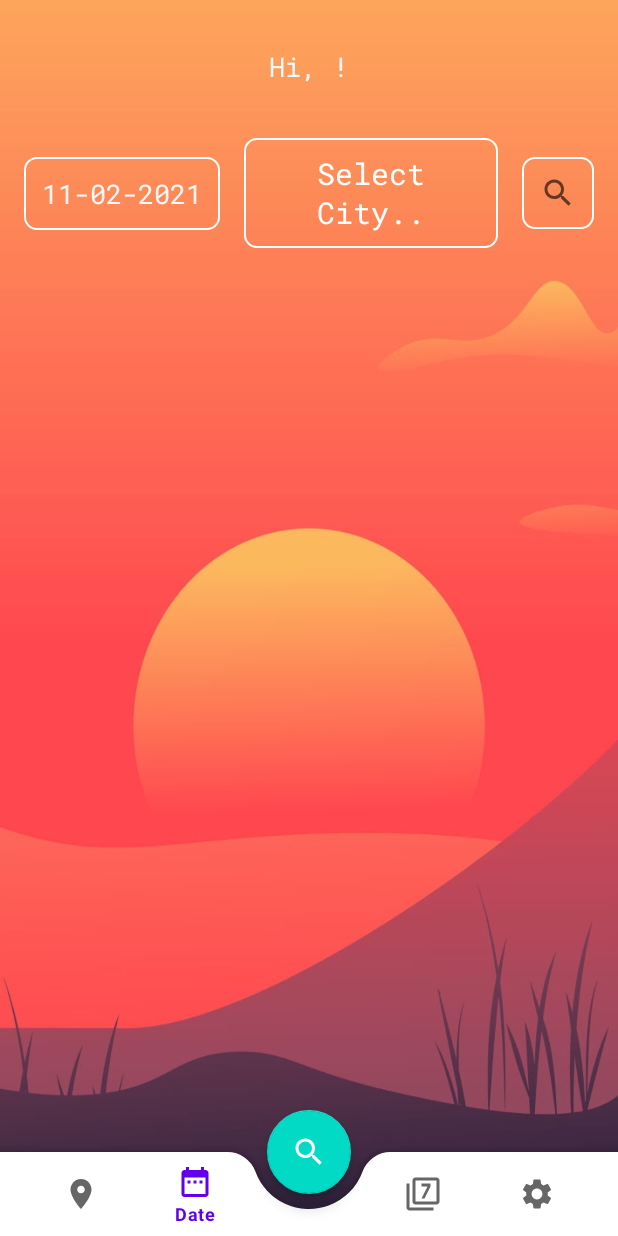
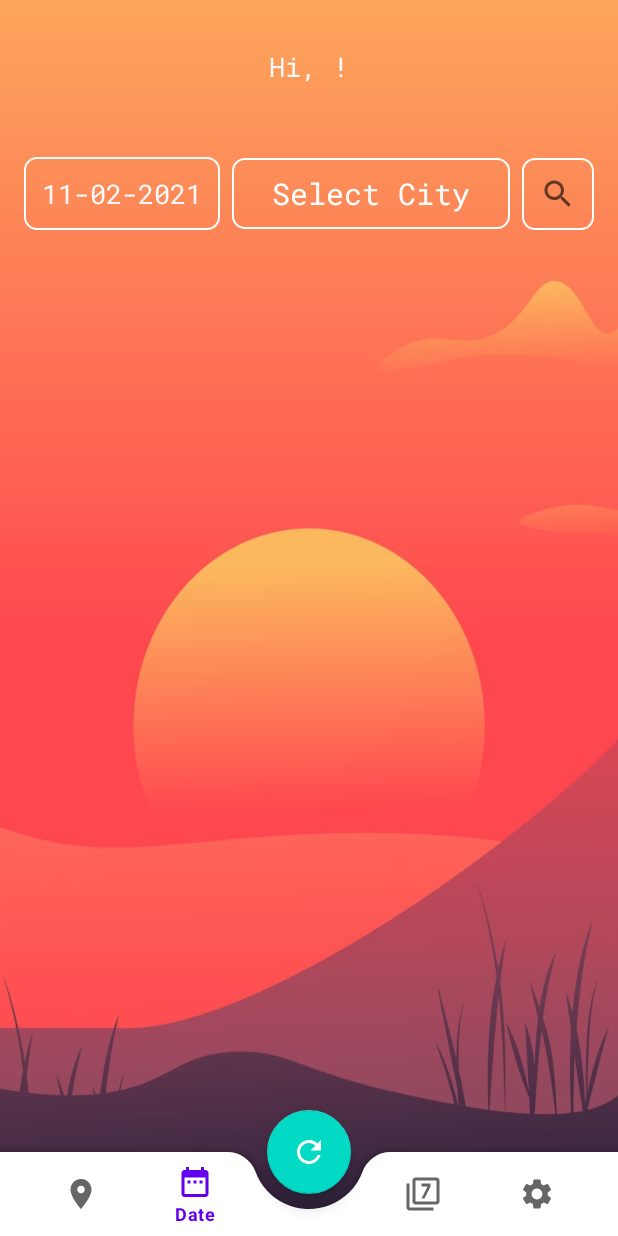
Before and after one commit to abhishek-yadav-aps/MausamEssence, an Android app: the DashBoard screen opened directly, with no data from a screen before it, item 2 of the bottom bar chosen, on a phone screen of 412 x 824 dp. Run offline under Robolectric (Android 15) with nearby library versions, the phone set to English and light mode, and no system bars; Roboto replaces fonts that are not available here.

Commit message:
Error Fixed

```diff
--- a/app/src/main/java/com/abhitom/mausamessence/DashBoard.kt
+++ b/app/src/main/java/com/abhitom/mausamessence/DashBoard.kt
@@ -93,6 +93,11 @@ class DashBoard : AppCompatActivity() {
                 R.id.CSettings -> setCurrentFragment(settingsFragment)
             }
             true
+        }
+        binding.fab.setOnClickListener {
+            binding.bottomNavigationView.selectedItemId=R.id.CCurrent
+            setCurrentFragment(currentFragment)
+            getLocation()
         }
     }
 
--- /dev/null
+++ b/app/src/main/res/drawable-v24/ic_baseline_refresh_24.xml
@@ -0,0 +1,10 @@
+<vector xmlns:android="http://schemas.android.com/apk/res/android"
+    android:width="24dp"
+    android:height="24dp"
+    android:viewportWidth="24"
+    android:viewportHeight="24"
+    android:tint="?attr/colorControlNormal">
+  <path
+      android:fillColor="@android:color/white"
+      android:pathData="M17.65,6.35C16.2,4.9 14.21,4 12,4c-4.42,0 -7.99,3.58 -7.99,8s3.57,8 7.99,8c3.73,0 6.84,-2.55 7.73,-6h-2.08c-0.82,2.33 -3.04,4 -5.65,4 -3.31,0 -6,-2.69 -6,-6s2.69,-6 6,-6c1.66,0 3.14,0.69 4.22,1.78L13,11h7V4l-2.35,2.35z"/>
+</vector>
--- a/app/src/main/res/layout/activity_dash_board.xml
+++ b/app/src/main/res/layout/activity_dash_board.xml
@@ -38,8 +38,8 @@
   <com.google.android.material.floatingactionbutton.FloatingActionButton
       android:layout_width="wrap_content"
       android:layout_height="wrap_content"
-      app:srcCompat="@drawable/ic_baseline_search_24"
-      app:layout_anchor="@id/bottomAppBar"
-      android:contentDescription="@string/content_description_search" />
+      app:srcCompat="@drawable/ic_baseline_refresh_24"
+      android:id="@+id/fab"
+      app:layout_anchor="@id/bottomAppBar" />
 
 </androidx.coordinatorlayout.widget.CoordinatorLayout>
--- a/app/src/main/res/layout/activity_user.xml
+++ b/app/src/main/res/layout/activity_user.xml
@@ -5,6 +5,7 @@
     android:layout_width="match_parent"
     android:layout_height="match_parent"
     android:background="@drawable/nighthd"
+    android:fitsSystemWindows="true"
     tools:context=".UserActivity">
 
     <Button
--- a/app/src/main/res/layout/fragment_current.xml
+++ b/app/src/main/res/layout/fragment_current.xml
@@ -6,6 +6,7 @@
     android:layout_width="match_parent"
     android:layout_height="match_parent"
     android:background="@drawable/noonhd"
+    android:fitsSystemWindows="true"
     tools:context=".fragments.CurrentFragment">
 
     <TextView
--- a/app/src/main/res/layout/fragment_date.xml
+++ b/app/src/main/res/layout/fragment_date.xml
@@ -41,12 +41,12 @@
         android:id="@+id/spin_city"
         android:layout_width="0dp"
         android:layout_height="wrap_content"
-        android:layout_marginStart="16dp"
-        android:layout_marginEnd="16dp"
+        android:layout_marginStart="8dp"
+        android:layout_marginEnd="8dp"
+        android:background="@android:color/transparent"
         android:backgroundTint="@color/white"
+        android:popupBackground="@android:color/transparent"
         android:textAlignment="center"
-        android:background="@android:color/transparent"
-        android:popupBackground="@android:color/transparent"
         app:layout_constraintBottom_toTopOf="@+id/txt_temp"
         app:layout_constraintEnd_toStartOf="@+id/btnSearch"
         app:layout_constraintStart_toEndOf="@+id/tvDFDate"
@@ -231,7 +231,7 @@
                 android:layout_marginTop="32dp"
                 android:layout_marginEnd="24dp"
                 android:fontFamily="@font/roboto_mono"
-                android:text="@string/visibility"
+                android:text="@string/clouds"
                 app:layout_constraintEnd_toEndOf="parent"
                 app:layout_constraintTop_toBottomOf="@+id/txt_humidity" />
 
--- a/app/src/main/res/layout/fragment_report.xml
+++ b/app/src/main/res/layout/fragment_report.xml
@@ -6,6 +6,7 @@
     xmlns:app="http://schemas.android.com/apk/res-auto"
     android:background="@drawable/sunrisehd"
     android:id="@+id/clReportLayout"
+
     tools:context=".fragments.ReportFragment">
 
     <TextView
--- a/app/src/main/res/layout/fragment_settings.xml
+++ b/app/src/main/res/layout/fragment_settings.xml
@@ -6,6 +6,7 @@
     android:layout_height="match_parent"
     android:background="@drawable/nighthd"
     android:id="@+id/clSFLayout"
+    android:fitsSystemWindows="true"
     tools:context=".fragments.SettingsFragment">
 
 
@@ -69,7 +70,9 @@
         android:layout_marginEnd="32dp"
         app:layout_constraintEnd_toEndOf="parent"
         app:layout_constraintStart_toStartOf="@+id/textView"
-        app:layout_constraintTop_toBottomOf="@+id/divider">
+        app:layout_constraintTop_toBottomOf="@+id/divider"
+        style="@style/Widget.MaterialComponents.TextInputLayout.FilledBox.Dense"
+        >
 
         <com.google.android.material.textfield.TextInputEditText
             android:layout_width="match_parent"
--- a/app/src/main/res/values/strings.xml
+++ b/app/src/main/res/values/strings.xml
@@ -19,4 +19,5 @@
     <string name="welcomes_you">Welcomes you!</string>
     <string name="next">NEXT</string>
     <string name="username">Username</string>
+    <string name="clouds">Clouds</string>
 </resources>
```
Also changed, not shown: app/src/main/java/com/abhitom/mausamessence/MainActivity.kt (+20 -5 lines), app/src/main/java/com/abhitom/mausamessence/fragments/DateFragment.kt (+19 -18 lines), app/src/main/res/layout/activity_main.xml (+14 -1 lines).
